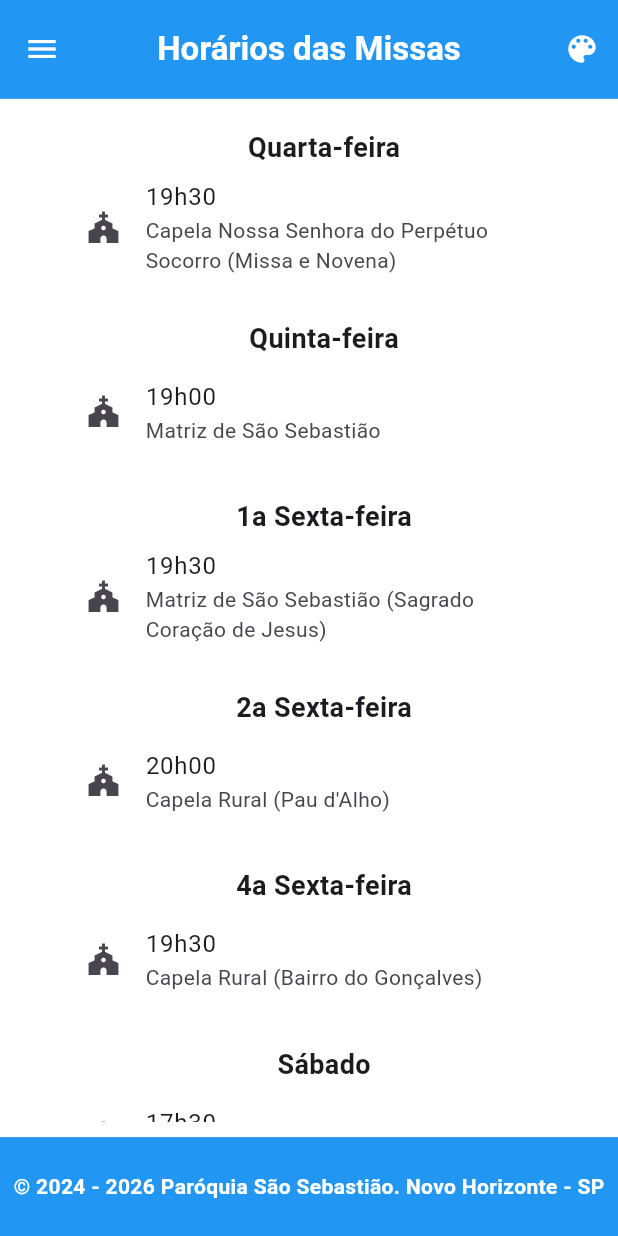
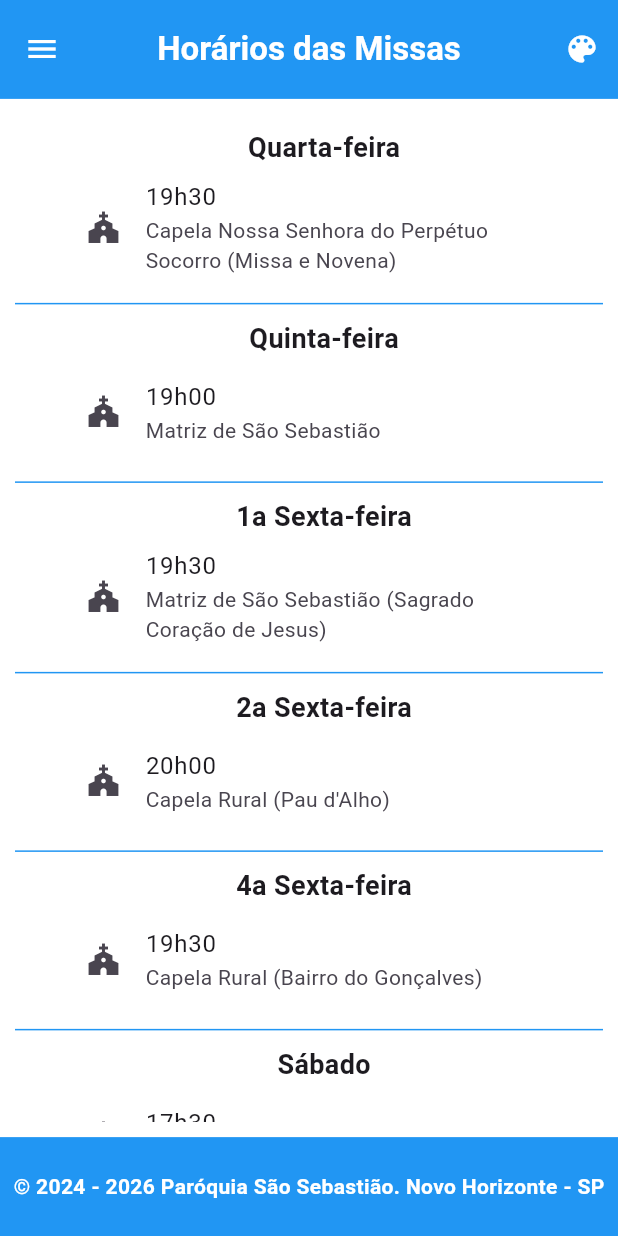
Before and after one commit to leonardo-travagini-delboni/ssb, a Flutter app: the ParoquiaScreen screen opened directly, after a tap on "Missas", on a phone screen of 412 x 824 dp. Run offline on Flutter 3.47's test engine with Material 3 defaults, Android fonts, the phone set to English and light mode, and no system bars; our stand-ins replace carousel_slider, font_awesome_flutter, shared_preferences; missing offline and left inert: download, pdfrx; accounts and stored records are empty.

Commit message:
v1.0.4 - 2026.02.19 - ajustes de layout na rota /paroquia

```diff
--- a/lib/config/params.dart
+++ b/lib/config/params.dart
@@ -1,7 +1,7 @@
 String appName = 'Paróquia São Sebastião';
-String appVersion = 'v1.0.3';
-int releaseVersion = 3;
-String releaseDate = '2026.02.18';
+String appVersion = 'v1.0.4';
+int releaseVersion = 4;
+String releaseDate = '2026.02.19';
 bool showDebugBanner = false;
 bool enableDebugPrint = true;
 bool enableCronograma = true;
--- a/lib/routes/paroquia.dart
+++ b/lib/routes/paroquia.dart
@@ -94,9 +94,9 @@ class _ParoquiaScreenState extends State<ParoquiaScreen> {
                         }),
                         const SizedBox(height: 10.0),
                         Container(
-                          height: 1,
+                          height: 1.0,
                           width: MediaQuery.of(context).size.width,
-                          color: Theme.of(context).appBarTheme.foregroundColor,
+                          color: Theme.of(context).appBarTheme.backgroundColor,
                         ),
                         const SizedBox(height: 10.0),
                       ],
@@ -180,12 +180,13 @@ class _ParoquiaScreenState extends State<ParoquiaScreen> {
                         Container(
                           height: 1,
                           width: MediaQuery.of(context).size.width,
-                          color: Theme.of(context).appBarTheme.foregroundColor,
+                          color: Theme.of(context).appBarTheme.backgroundColor,
                         ),
                         const SizedBox(height: 10.0),
                       ],
                     );
                   }),
+                  const SizedBox(height: 20.0),
                   Row(
                     mainAxisAlignment: MainAxisAlignment.center,
                     crossAxisAlignment: CrossAxisAlignment.center,
@@ -205,7 +206,7 @@ class _ParoquiaScreenState extends State<ParoquiaScreen> {
                           paroquiaProvider.setCategoria('doacoes');
                         },
                         icon: Icon(Icons.arrow_forward),
-                        label: const Text('Doações PIX'),
+                        label: const Text('Doações'),
                       ),
                     ],
                   ),
@@ -378,7 +379,7 @@ class _ParoquiaScreenState extends State<ParoquiaScreen> {
                         Container(
                           height: 1,
                           width: MediaQuery.of(context).size.width,
-                          color: Theme.of(context).appBarTheme.foregroundColor,
+                          color: Theme.of(context).appBarTheme.backgroundColor,
                         ),
                         const SizedBox(height: 10.0),
                       ],
@@ -555,7 +556,7 @@ class _ParoquiaScreenState extends State<ParoquiaScreen> {
                                           context,
                                         ).appBarTheme.foregroundColor,
                                       ),
-                                      const SizedBox(height: 8.0),
+                                      const SizedBox(height: 14.0),
                                       Text(
                                         'Responsável:',
                                         textAlign: TextAlign.center,
@@ -631,7 +632,7 @@ class _ParoquiaScreenState extends State<ParoquiaScreen> {
                                           ),
                                         ),
                                       ],
-                                      const SizedBox(height: 10.0),
+                                      const SizedBox(height: 14.0),
                                       Container(
                                         height: 1,
                                         width: MediaQuery.of(
@@ -654,10 +655,19 @@ class _ParoquiaScreenState extends State<ParoquiaScreen> {
                                       ...missas.entries.map((horario) {
                                         String dia = horario.key;
                                         String hora = horario.value;
-                                        return ListTile(
+                                        return Row(
+                                          mainAxisAlignment:
+                                              MainAxisAlignment.center,
+                                          children: [
+                                            SizedBox(
+                                              width: 350,
+                                              child: ListTile(
                                                 leading: Icon(Icons.schedule),
                                                 title: Text(dia),
                                                 subtitle: Text(hora),
+                                              ),
+                                            ),
+                                          ],
                                         );
                                       }),
                                       const SizedBox(height: 10.0),
@@ -1216,14 +1226,18 @@ class _ParoquiaScreenState extends State<ParoquiaScreen> {
     else {
       headerTitle = 'Paróquia São Sebastião';
       body = Container(
+        height: MediaQuery.of(context).size.height,
+        width: MediaQuery.of(context).size.width,
         color: Theme.of(context).scaffoldBackgroundColor,
         padding: const EdgeInsets.all(10.0),
+        child: Center(
           child: SingleChildScrollView(
             scrollDirection: Axis.vertical,
             child: SingleChildScrollView(
               scrollDirection: Axis.horizontal,
               child: Center(
                 child: Column(
+                  mainAxisSize: MainAxisSize.min,
                   mainAxisAlignment: MainAxisAlignment.center,
                   crossAxisAlignment: CrossAxisAlignment.center,
                   children: [
@@ -1234,7 +1248,9 @@ class _ParoquiaScreenState extends State<ParoquiaScreen> {
                     ),
                     const SizedBox(height: 10.0),
                     ...ParoquiaProvider.categoriasMap.entries.map((entry) {
-                    return Row(
+                      return Column(
+                        children: [
+                          Row(
                             mainAxisAlignment: MainAxisAlignment.center,
                             children: [
                               SizedBox(
@@ -1249,6 +1265,17 @@ class _ParoquiaScreenState extends State<ParoquiaScreen> {
                                   },
                                 ),
                               ),
+                            ],
+                          ),
+                          const SizedBox(height: 5.0),
+                          Container(
+                            height: 1.0,
+                            width: MediaQuery.of(context).size.width,
+                            color: Theme.of(
+                              context,
+                            ).appBarTheme.backgroundColor,
+                          ),
+                          const SizedBox(height: 5.0),
                         ],
                       );
                     }),
@@ -1266,6 +1293,7 @@ class _ParoquiaScreenState extends State<ParoquiaScreen> {
               ),
             ),
           ),
+        ),
       );
     }
 
--- a/pubspec.yaml
+++ b/pubspec.yaml
@@ -16,7 +16,7 @@ publish_to: 'none' # Remove this line if you wish to publish to pub.dev
 # https://developer.apple.com/library/archive/documentation/General/Reference/InfoPlistKeyReference/Articles/CoreFoundationKeys.html
 # In Windows, build-name is used as the major, minor, and patch parts
 # of the product and file versions while build-number is used as the build suffix.
-version: 1.0.3+3
+version: 1.0.4+4
 
 environment:
   sdk: ^3.10.8
```
Lines whose indentation alone changed are shown as unchanged.
